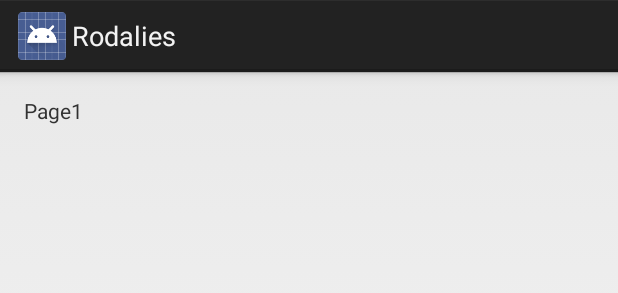
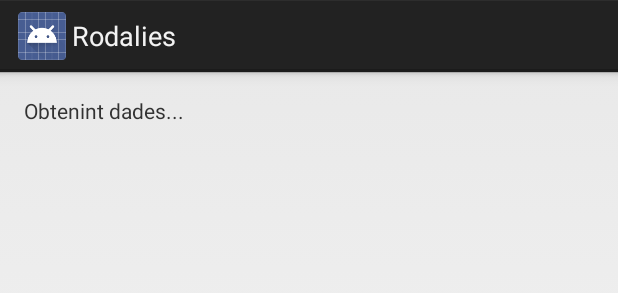
Before and after one commit to Albertpa/Rodalies-v0.1, an Android app: the layout activity_page1.xml on its own in the app's theme, with its tools: preview values and no code run, on a phone screen of 412 x 824 dp. Shown: the top 293 px of the screen. Run offline under Robolectric (Android 15) with nearby library versions, the phone set to English and light mode, and no system bars.

Commit message:
Errors
1-la activity principal parece que si gira cuando gira el
dispositivo->solved
2-se ve un texto "Page1" cuando no carga aun la info del rss, pongo
"Obtenint dades..." ->solved

```diff
--- a/app/src/main/res/layout/activity_page1.xml
+++ b/app/src/main/res/layout/activity_page1.xml
@@ -13,6 +13,6 @@
         android:id="@+id/textP"
         android:layout_width="wrap_content"
         android:layout_height="wrap_content"
-        android:text="Page1" />
+        android:text="@string/carregant" />
 
 </RelativeLayout>
--- a/app/src/main/res/values/strings.xml
+++ b/app/src/main/res/values/strings.xml
@@ -31,4 +31,5 @@
 	<string name="r16">R16</string>
 	<string name="guardar">Guardar</string>
     <string name="normalitat">Normalitat al servei</string>
+    <string name="carregant">Obtenint dades...</string>
 </resources>
```
Also changed, not shown: app/src/main/AndroidManifest.xml (+7 -3 lines), 12 other files.
